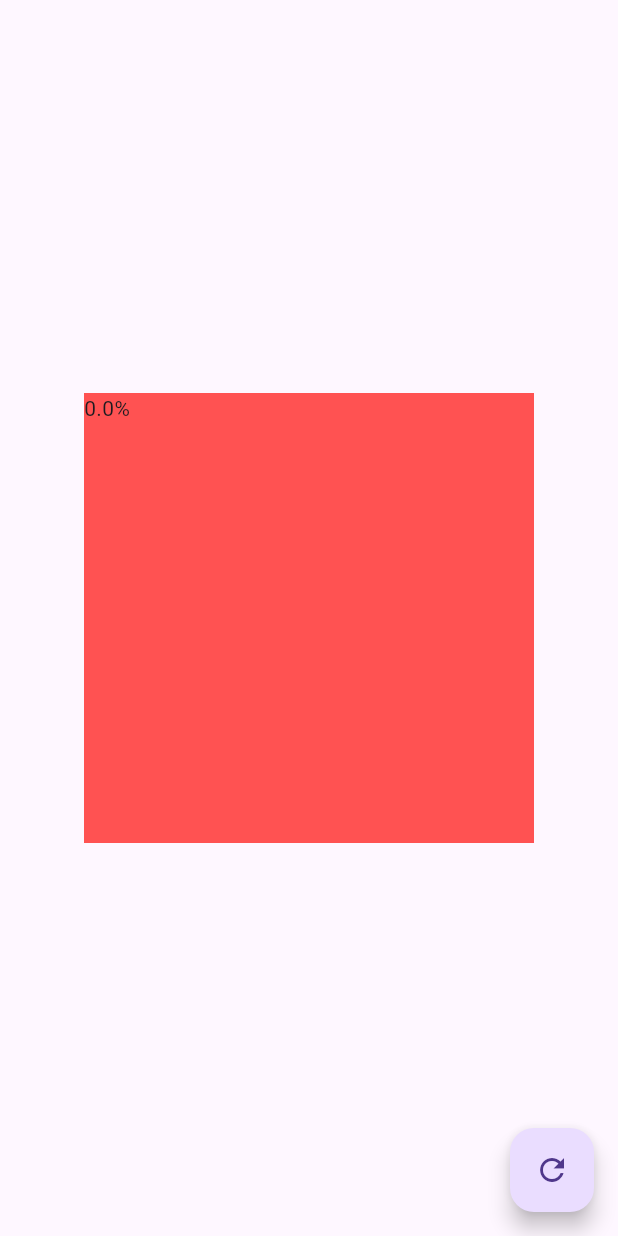
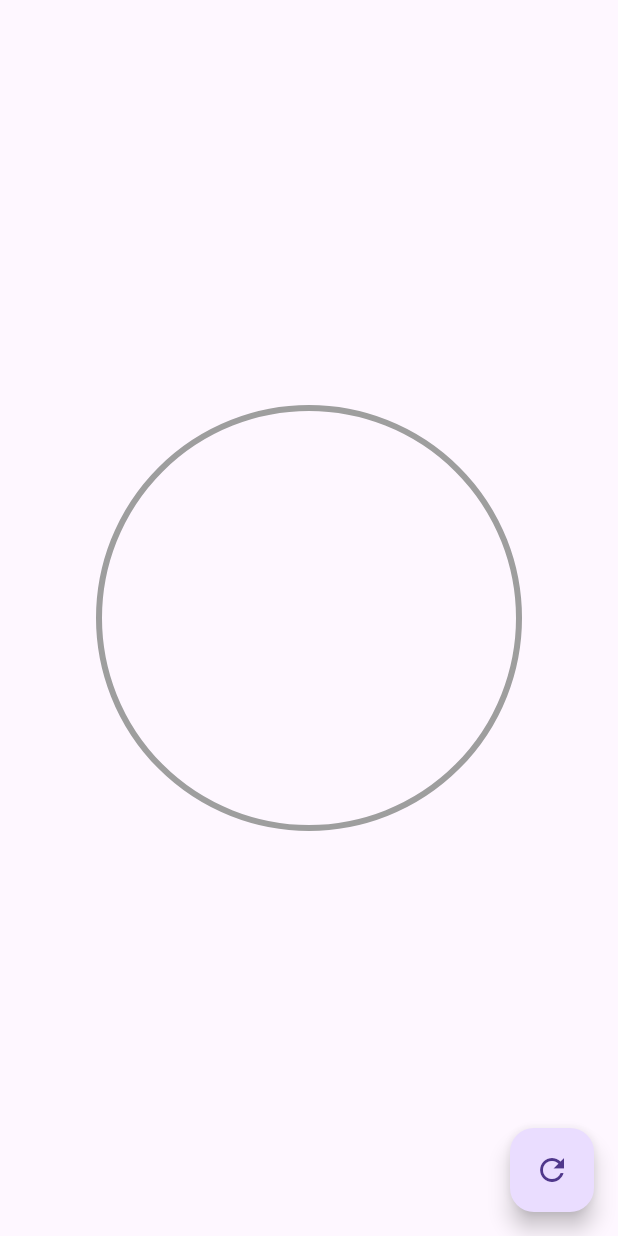
Before and after one commit to Flutter-Course-Sergio/designsApp, a Flutter app: the screen it shows after launch, on a phone screen of 412 x 824 dp. Run offline on Flutter 3.47's test engine with Material 3 defaults, Android fonts, the light colour scheme and no system bars.

Commit message:
circle and arc on new page

```diff
--- a/lib/src/pages/circular_graphics_page.dart
+++ b/lib/src/pages/circular_graphics_page.dart
@@ -25,10 +25,9 @@ class _CircularGraphicsPageState extends State<CircularGraphicsPage> {
         child: const Icon(Icons.refresh),
       ),
       body: Center(
-        child: Container(
+        child: SizedBox(
           width: 300,
           height: 300,
-          color: Colors.redAccent,
           child: RadialProgress(percentage: percentage),
         ),
       ),
--- a/lib/src/widgets/radial_progress.dart
+++ b/lib/src/widgets/radial_progress.dart
@@ -1,9 +1,11 @@
+import 'dart:math';
+
 import 'package:flutter/material.dart';
 
 class RadialProgress extends StatefulWidget {
   final percentage;
 
-  const RadialProgress({super.key, this.percentage});
+  const RadialProgress({super.key, required this.percentage});
 
   @override
   State<RadialProgress> createState() => _RadialProgressState();
@@ -13,7 +15,42 @@ class _RadialProgressState extends State<RadialProgress> {
   @override
   Widget build(BuildContext context) {
     return Container(
-      child: Text('${widget.percentage}%'),
-    );
+        padding: const EdgeInsets.all(10),
+        width: double.infinity,
+        height: double.infinity,
+        child: CustomPaint(
+          painter: _RadialProgressPainter(widget.percentage),
+        ));
   }
 }
+
+class _RadialProgressPainter extends CustomPainter {
+  double percentage;
+  _RadialProgressPainter(this.percentage);
+
+  @override
+  void paint(Canvas canvas, Size size) {
+    final paintCircle = Paint()
+      ..strokeWidth = 4
+      ..color = Colors.grey
+      ..style = PaintingStyle.stroke;
+
+    final center = Offset(size.width * 0.5, size.height * 0.5);
+    final radius = min(size.width * 0.5, size.height * 0.5);
+
+    canvas.drawCircle(center, radius, paintCircle);
+
+    final paintArc = Paint()
+      ..strokeWidth = 8
+      ..color = Colors.pink
+      ..style = PaintingStyle.stroke;
+
+    double arcAngle = 2 * pi * (percentage / 100);
+
+    canvas.drawArc(Rect.fromCircle(center: center, radius: radius), -pi / 2,
+        arcAngle, false, paintArc);
+  }
+
+  @override
+  bool shouldRepaint(covariant CustomPainter oldDelegate) => true;
+}
```
